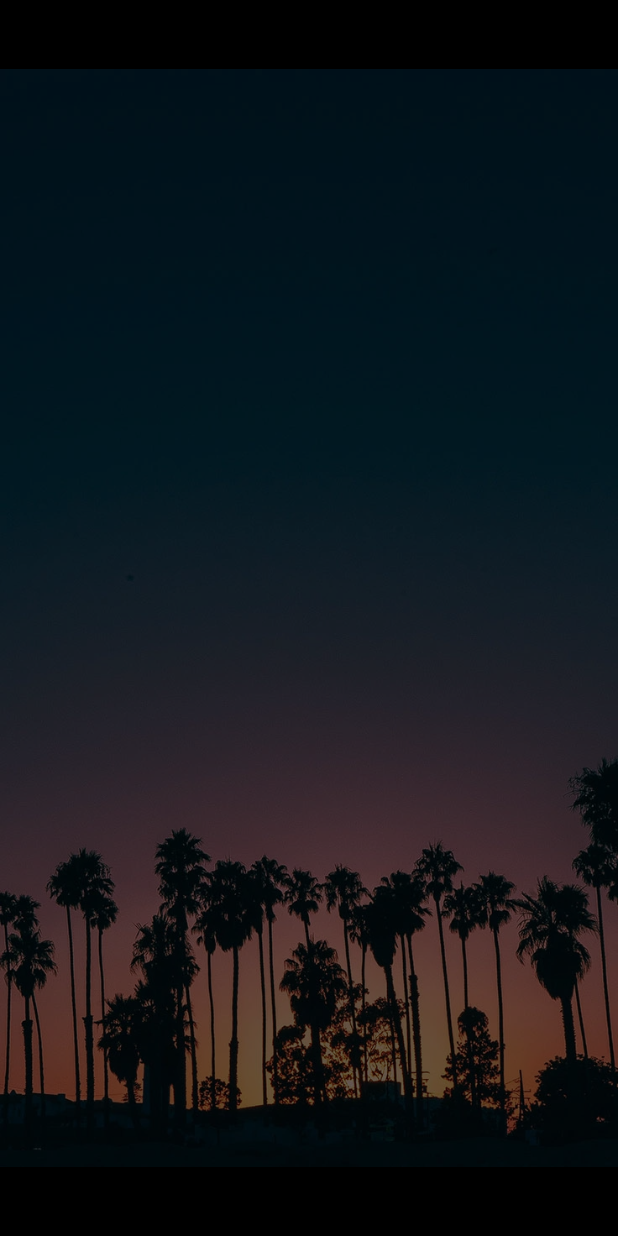
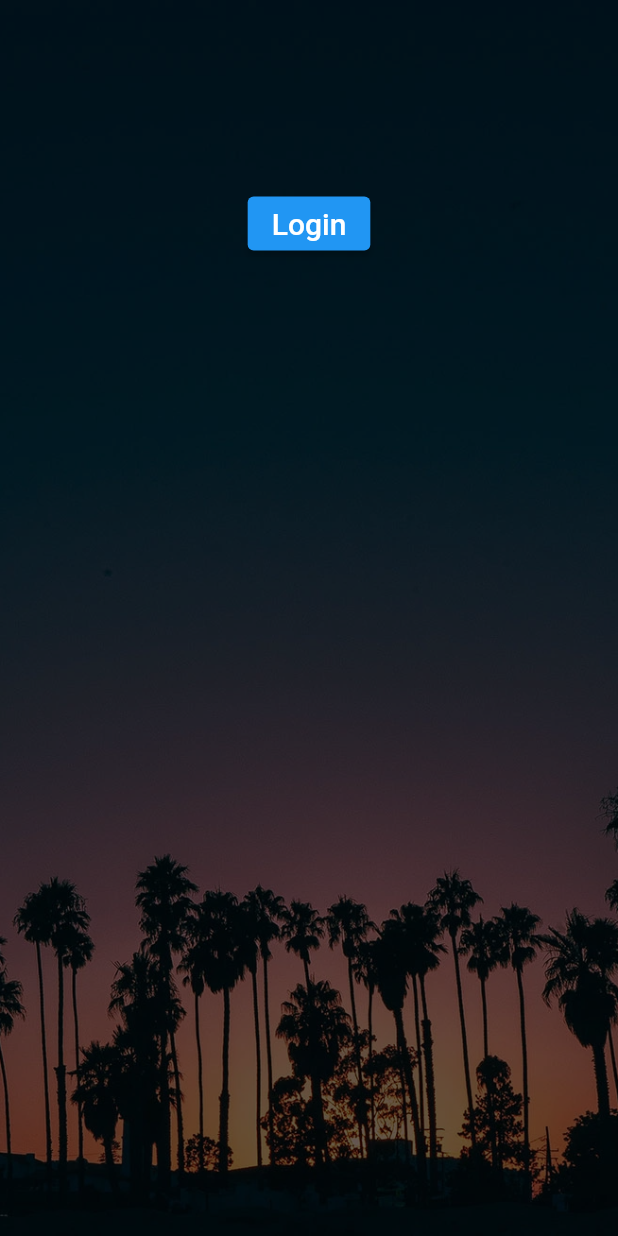
Before and after one commit to Bilalamir27/tokenmap, a Flutter app: the screen it shows after launch, on a phone screen of 412 x 824 dp. Run offline on Flutter 3.47's test engine with Material 2 defaults, Android fonts, the phone set to English and light mode, and no system bars.

Commit message:
added navigation from home page to login page

```diff
--- a/lib/Views/main.dart
+++ b/lib/Views/main.dart
@@ -1,6 +1,8 @@
 import 'dart:ui';
 
 import 'package:flutter/material.dart';
+
+import 'package:tokenmap/Views/login.dart';
 
 void main() async{
   runApp(MyApp());
@@ -40,16 +42,31 @@ class MyHomePage extends StatefulWidget {
           body:Container(
             color: Colors.black,
             child: Stack(
-              children: const [
+              children: [
                 Positioned.fill(
                     child:Opacity(
                         opacity: 0.4,
-                        child:Image(image: AssetImage('assets/background.jpg'),
-
+                        child:Image.asset('assets/background.jpg',
+                          fit: BoxFit.cover,
                         )
                     )
                 ),
+                Center(
+                  child: Column(
+                    mainAxisAlignment: MainAxisAlignment.start,
+                    children: [
+                      Container(color: Colors.transparent,height: 75),
 
+                      Container(color: Colors.transparent,height: 50),
+                      ElevatedButton(onPressed: (){
+                        Navigator.push(context, MaterialPageRoute(
+                            builder: (context) => LoginPage(title: '',)));
+                      },
+                          child: Text("Login",style: TextStyle(color: Colors.white,fontSize: 20))
+                      ),
+                    ],
+                  ),
+                )
               ],
             ),
           )
```
